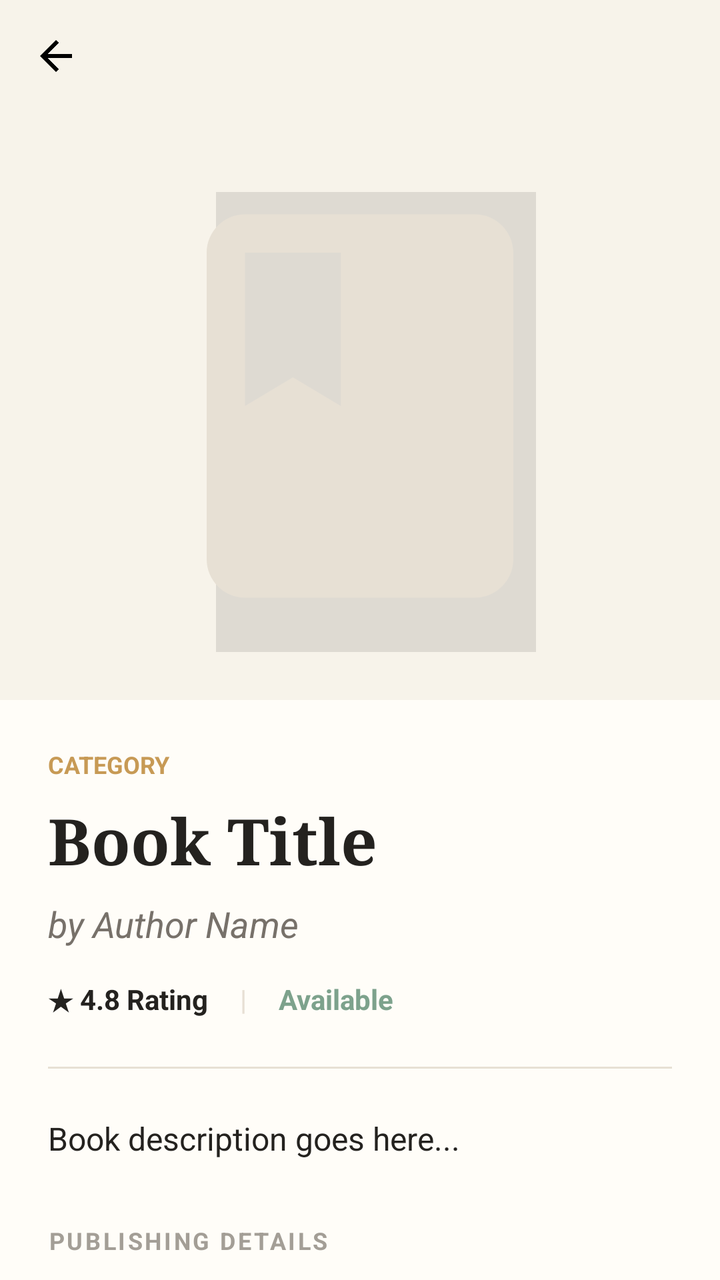
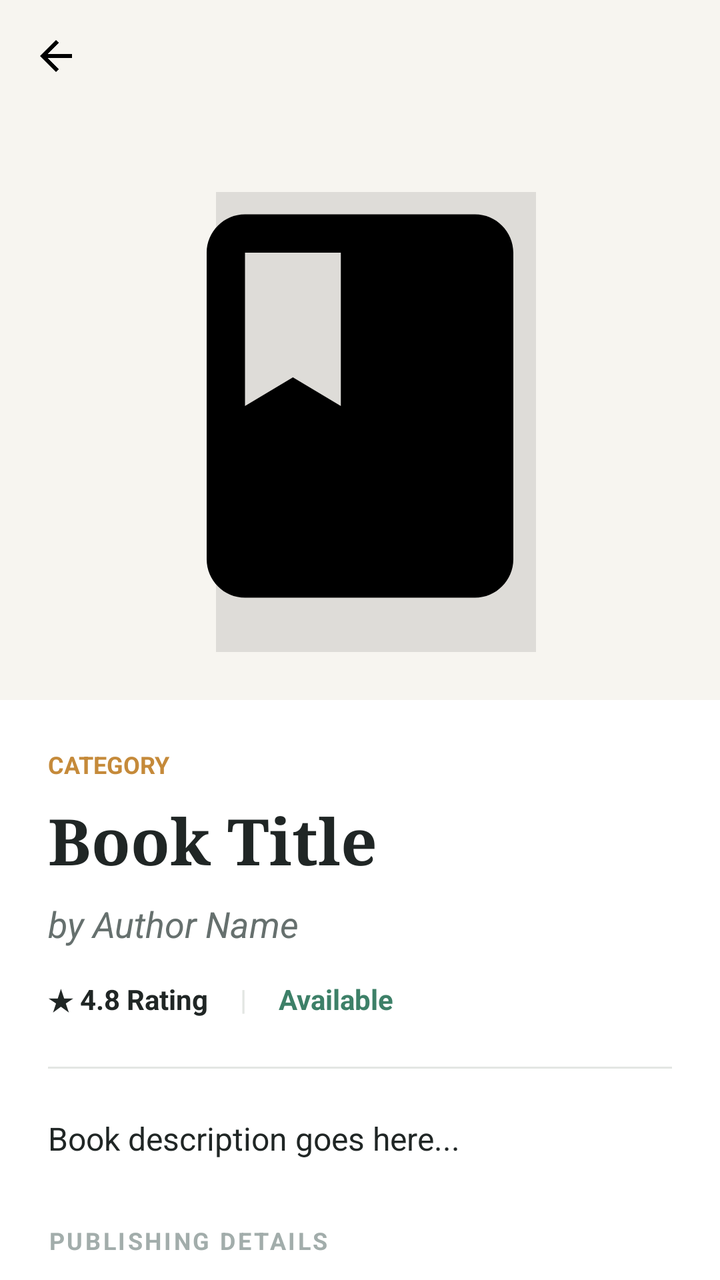

Compare the two renders of this Android layout. The source of the first and the diff that turns it into the second are given below.
<!-- AndroidManifest.xml: application theme Theme.SmartLibrary -->
<!-- res/layout/activity_book_details.xml -->
<?xml version="1.0" encoding="utf-8"?>
<androidx.coordinatorlayout.widget.CoordinatorLayout xmlns:android="http://schemas.android.com/apk/res/android"
    xmlns:app="http://schemas.android.com/apk/res-auto"
    android:layout_width="match_parent"
    android:layout_height="match_parent"
    android:background="@color/background">

    <com.google.android.material.appbar.AppBarLayout
        android:id="@+id/appBarDetails"
        android:layout_width="match_parent"
        android:layout_height="350dp"
        android:background="@color/background"
        android:theme="@style/ThemeOverlay.AppCompat.Light">

        <com.google.android.material.appbar.CollapsingToolbarLayout
            android:layout_width="match_parent"
            android:layout_height="match_parent"
            app:contentScrim="@color/background"
            app:layout_scrollFlags="scroll|exitUntilCollapsed">

            <FrameLayout
                android:layout_width="match_parent"
                android:layout_height="match_parent"
                android:layout_marginTop="?attr/actionBarSize"
                app:layout_collapseMode="parallax">
                
                
                <View
                    android:layout_width="160dp"
                    android:layout_height="230dp"
                    android:layout_gravity="center"
                    android:layout_marginTop="8dp"
                    android:layout_marginStart="8dp"
                    android:background="#1A000000" />

                <ImageView
                    android:id="@+id/imgDetailsCover"
                    android:layout_width="160dp"
                    android:layout_height="230dp"
                    android:layout_gravity="center"
                    android:contentDescription="Book Cover"
                    android:scaleType="centerCrop"
                    android:src="@drawable/ic_book"
                    app:tint="@color/divider" />
            </FrameLayout>

            <androidx.appcompat.widget.Toolbar
                android:id="@+id/toolbarDetails"
                android:layout_width="match_parent"
                android:layout_height="?attr/actionBarSize"
                app:layout_collapseMode="pin"
                app:navigationIcon="@drawable/ic_back" />

        </com.google.android.material.appbar.CollapsingToolbarLayout>
    </com.google.android.material.appbar.AppBarLayout>

    <androidx.core.widget.NestedScrollView
        android:layout_width="match_parent"
        android:layout_height="match_parent"
        android:background="@color/surface"
        android:padding="24dp"
        app:layout_behavior="@string/appbar_scrolling_view_behavior">

        <LinearLayout
            android:layout_width="match_parent"
            android:layout_height="wrap_content"
            android:orientation="vertical">

            <TextView
                android:id="@+id/tvDetailsCategory"
                android:layout_width="wrap_content"
                android:layout_height="wrap_content"
                android:text="CATEGORY"
                android:textColor="@color/accent"
                android:textSize="12sp"
                android:textStyle="bold"
                android:textAllCaps="true" />
                
            <TextView
                android:id="@+id/tvDetailsTitle"
                android:layout_width="wrap_content"
                android:layout_height="wrap_content"
                android:layout_marginTop="8dp"
                android:text="Book Title"
                android:textColor="@color/text_primary"
                android:textSize="32sp"
                android:textStyle="bold"
                android:fontFamily="serif" />

            <TextView
                android:id="@+id/tvDetailsAuthor"
                android:layout_width="wrap_content"
                android:layout_height="wrap_content"
                android:layout_marginTop="8dp"
                android:text="by Author Name"
                android:textColor="@color/text_secondary"
                android:textSize="18sp"
                android:textStyle="italic" />

            <LinearLayout
                android:layout_width="wrap_content"
                android:layout_height="wrap_content"
                android:layout_marginTop="16dp"
                android:gravity="center_vertical"
                android:orientation="horizontal">

                <TextView
                    android:id="@+id/tvDetailsRating"
                    android:layout_width="wrap_content"
                    android:layout_height="wrap_content"
                    android:text="★ 4.8 Rating"
                    android:textColor="@color/text_primary"
                    android:textSize="14sp"
                    android:textStyle="bold" />
                    
                <TextView
                    android:layout_width="wrap_content"
                    android:layout_height="wrap_content"
                    android:layout_marginStart="16dp"
                    android:text="|"
                    android:textColor="@color/divider" />
                    
                <TextView
                    android:id="@+id/tvDetailsAvailability"
                    android:layout_width="wrap_content"
                    android:layout_height="wrap_content"
                    android:layout_marginStart="16dp"
                    android:text="Available"
                    android:textColor="@color/success"
                    android:textSize="14sp"
                    android:textStyle="bold" />
            </LinearLayout>

            <View
                android:layout_width="match_parent"
                android:layout_height="1dp"
                android:layout_marginVertical="24dp"
                android:background="@color/divider" />

            <TextView
                android:id="@+id/tvDetailsDescription"
                android:layout_width="match_parent"
                android:layout_height="wrap_content"
                android:lineSpacingExtra="6dp"
                android:text="Book description goes here..."
                android:textColor="@color/text_primary"
                android:textSize="16sp" />

            
            <LinearLayout
                android:layout_width="match_parent"
                android:layout_height="wrap_content"
                android:orientation="vertical"
                android:layout_marginTop="32dp">

                <TextView
                    android:layout_width="wrap_content"
                    android:layout_height="wrap_content"
                    android:text="PUBLISHING DETAILS"
                    android:textColor="@color/text_muted"
                    android:textSize="12sp"
                    android:textStyle="bold"
                    android:letterSpacing="0.1" />

                <TextView
                    android:id="@+id/tvDetailsIsbn"
                    android:layout_width="wrap_content"
                    android:layout_height="wrap_content"
                    android:layout_marginTop="12dp"
                    android:text="ISBN: 9781982134488"
                    android:textColor="@color/text_secondary"
                    android:textSize="14sp" />

                <TextView
                    android:id="@+id/tvDetailsPublisher"
                    android:layout_width="wrap_content"
                    android:layout_height="wrap_content"
                    android:layout_marginTop="6dp"
                    android:text="Publisher: Simon &amp; Schuster (2020)"
                    android:textColor="@color/text_secondary"
                    android:textSize="14sp" />
                    
                <TextView
                    android:id="@+id/tvDetailsCopies"
                    android:layout_width="wrap_content"
                    android:layout_height="wrap_content"
                    android:layout_marginTop="6dp"
                    android:text="Total Copies: 5 | Available Copies: 3"
                    android:textColor="@color/text_secondary"
                    android:textSize="14sp" />

                <TextView
                    android:id="@+id/tvDetailsLocation"
                    android:layout_width="wrap_content"
                    android:layout_height="wrap_content"
                    android:layout_marginTop="16dp"
                    android:text="Location: Loading..."
                    android:textColor="@color/text_primary"
                    android:textSize="14sp"
                    android:textStyle="bold" />
                    
                <TextView
                    android:id="@+id/tvSmartLocation"
                    android:layout_width="wrap_content"
                    android:layout_height="wrap_content"
                    android:layout_marginTop="4dp"
                    android:text=""
                    android:visibility="gone"
                    android:textColor="@color/text_secondary"
                    android:textSize="14sp"
                    android:textStyle="italic" />
                    
                <TextView
                    android:id="@+id/tvDetailsAddress"
                    android:layout_width="wrap_content"
                    android:layout_height="wrap_content"
                    android:layout_marginTop="4dp"
                    android:text=""
                    android:visibility="gone"
                    android:textColor="@color/text_secondary"
                    android:textSize="14sp" />
                    
                <TextView
                    android:id="@+id/btnGetDirections"
                    android:layout_width="wrap_content"
                    android:layout_height="wrap_content"
                    android:layout_marginTop="12dp"
                    android:text="GET DIRECTIONS"
                    android:visibility="gone"
                    android:textColor="@color/primary"
                    android:textStyle="bold"
                    android:textSize="13sp"
                    android:background="?attr/selectableItemBackground"
                    android:paddingVertical="4dp" />
            </LinearLayout>

            <com.google.android.material.button.MaterialButton
                android:id="@+id/btnRequestBook"
                android:layout_width="match_parent"
                android:layout_height="60dp"
                android:layout_marginTop="40dp"
                android:text="REQUEST BOOK"
                android:textSize="15sp"
                android:textStyle="bold"
                android:letterSpacing="0.05"
                app:backgroundTint="@color/primary"
                app:cornerRadius="4dp" />

            
            <com.google.android.material.button.MaterialButton
                android:id="@+id/btnAskAi"
                style="@style/Widget.MaterialComponents.Button.OutlinedButton"
                android:layout_width="match_parent"
                android:layout_height="60dp"
                android:layout_marginTop="12dp"
                android:layout_marginBottom="40dp"
                android:text="Ask AI About This Book"
                android:textColor="@color/primary"
                android:textSize="15sp"
                android:textStyle="bold"
                android:letterSpacing="0.05"
                app:cornerRadius="4dp"
                app:icon="@drawable/ic_book"
                app:iconTint="@color/primary"
                app:strokeColor="@color/divider" />

        </LinearLayout>
    </androidx.core.widget.NestedScrollView>

</androidx.coordinatorlayout.widget.CoordinatorLayout>
<!-- resources referenced by this layout -->
<resources>
  <color name="accent">#C79A55</color>
  <color name="background">#F7F3EA</color>
  <color name="divider">#E7E0D4</color>
  <color name="primary">#3F3A63</color>
  <color name="success">#7DA28C</color>
  <color name="surface">#FFFDF8</color>
  <color name="text_muted">#A39E96</color>
  <color name="text_primary">#24221F</color>
  <color name="text_secondary">#77716A</color>
  <style name="Base.Theme.SmartLibrary" parent="Theme.MaterialComponents.DayNight.NoActionBar">
          
          <item name="colorPrimary">@color/primary</item>
          <item name="colorPrimaryVariant">@color/primary_dark</item>
          <item name="colorOnPrimary">@color/white</item>
          
          <item name="colorSecondary">@color/accent</item>
          <item name="colorSecondaryVariant">@color/accent_dark</item>
          <item name="colorOnSecondary">@color/white</item>
          
          <item name="android:statusBarColor">@color/background</item>
          <item name="android:windowLightStatusBar">true</item>
          
          <item name="android:windowBackground">@color/background</item>
      </style>
  <color name="primary_dark">#2B2745</color>
  <color name="white">#FFFFFF</color>
  <color name="accent_dark">#A67C3F</color>
  <!-- unchanged entries left out for length: 3 -->
</resources>

<!-- the commit's change to res/layout/activity_book_details.xml (unified diff, before → after) -->
@@ -40,8 +40,7 @@
                     android:layout_gravity="center"
                     android:contentDescription="Book Cover"
                     android:scaleType="centerCrop"
-                    android:src="@drawable/ic_book"
-                    app:tint="@color/divider" />
+                    android:src="@drawable/ic_book" />
             </FrameLayout>
 
             <androidx.appcompat.widget.Toolbar
<!-- resource entries referenced after the edit -->
@@ -1,14 +1,14 @@
 <!-- resources referenced by this layout -->
 <resources>
-  <color name="accent">#C79A55</color>
-  <color name="background">#F7F3EA</color>
-  <color name="divider">#E7E0D4</color>
-  <color name="primary">#3F3A63</color>
-  <color name="success">#7DA28C</color>
-  <color name="surface">#FFFDF8</color>
-  <color name="text_muted">#A39E96</color>
-  <color name="text_primary">#24221F</color>
-  <color name="text_secondary">#77716A</color>
+  <color name="accent">#C58A3A</color>
+  <color name="background">#F7F5F0</color>
+  <color name="divider">#E3E6E3</color>
+  <color name="primary">#176B67</color>
+  <color name="success">#3D8068</color>
+  <color name="surface">#FFFFFF</color>
+  <color name="text_muted">#A2ADAB</color>
+  <color name="text_primary">#202625</color>
+  <color name="text_secondary">#66706E</color>
   <style name="Base.Theme.SmartLibrary" parent="Theme.MaterialComponents.DayNight.NoActionBar">
           
           <item name="colorPrimary">@color/primary</item>
@@ -23,10 +23,54 @@
           <item name="android:windowLightStatusBar">true</item>
           
           <item name="android:windowBackground">@color/background</item>
+          <item name="colorSurface">@color/surface</item>
+          <item name="colorOnSurface">@color/text_primary</item>
+          <item name="android:textColorPrimary">@color/text_primary</item>
+          <item name="android:textColorSecondary">@color/text_secondary</item>
+          
+          
+          <item name="shapeAppearanceSmallComponent">@style/ShapeAppearance.SmartLibrary.SmallComponent</item>
+          <item name="shapeAppearanceMediumComponent">@style/ShapeAppearance.SmartLibrary.MediumComponent</item>
+          <item name="shapeAppearanceLargeComponent">@style/ShapeAppearance.SmartLibrary.LargeComponent</item>
+          <item name="materialCardViewStyle">@style/Widget.SmartLibrary.CardView</item>
+          <item name="materialButtonStyle">@style/Widget.SmartLibrary.Button</item>
+          <item name="bottomNavigationStyle">@style/Widget.SmartLibrary.BottomNavigationView</item>
       </style>
-  <color name="primary_dark">#2B2745</color>
+  <color name="primary_dark">#125854</color>
   <color name="white">#FFFFFF</color>
-  <color name="accent_dark">#A67C3F</color>
+  <color name="accent_dark">#A47230</color>
+  <style name="ShapeAppearance.SmartLibrary.SmallComponent" parent="ShapeAppearance.MaterialComponents.SmallComponent">
+          <item name="cornerFamily">rounded</item>
+          <item name="cornerSize">8dp</item>
+      </style>
+  <style name="ShapeAppearance.SmartLibrary.MediumComponent" parent="ShapeAppearance.MaterialComponents.MediumComponent">
+          <item name="cornerFamily">rounded</item>
+          <item name="cornerSize">16dp</item>
+      </style>
+  <style name="ShapeAppearance.SmartLibrary.LargeComponent" parent="ShapeAppearance.MaterialComponents.LargeComponent">
+          <item name="cornerFamily">rounded</item>
+          <item name="cornerSize">24dp</item>
+      </style>
+  <style name="Widget.SmartLibrary.CardView" parent="Widget.MaterialComponents.CardView">
+          <item name="shapeAppearanceOverlay">@style/ShapeAppearance.SmartLibrary.MediumComponent</item>
+          <item name="cardElevation">0dp</item>
+          <item name="strokeWidth">1dp</item>
+          <item name="strokeColor">@color/card_stroke</item>
+          <item name="cardBackgroundColor">@color/surface</item>
+      </style>
+  <style name="Widget.SmartLibrary.Button" parent="Widget.MaterialComponents.Button">
+          <item name="shapeAppearanceOverlay">@style/ShapeAppearance.SmartLibrary.SmallComponent</item>
+          <item name="android:textAllCaps">false</item>
+          <item name="android:letterSpacing">0.01</item>
+          <item name="android:textSize">16sp</item>
+      </style>
+  <style name="Widget.SmartLibrary.BottomNavigationView" parent="Widget.MaterialComponents.BottomNavigationView">
+          <item name="backgroundTint">@color/surface</item>
+          <item name="itemIconTint">@color/bottom_nav_item_color</item>
+          <item name="itemTextColor">@color/bottom_nav_item_color</item>
+          <item name="elevation">8dp</item>
+      </style>
+  <color name="card_stroke">#E3E6E3</color>
   <!-- unchanged entries left out for length: 3 -->
 </resources>
 
